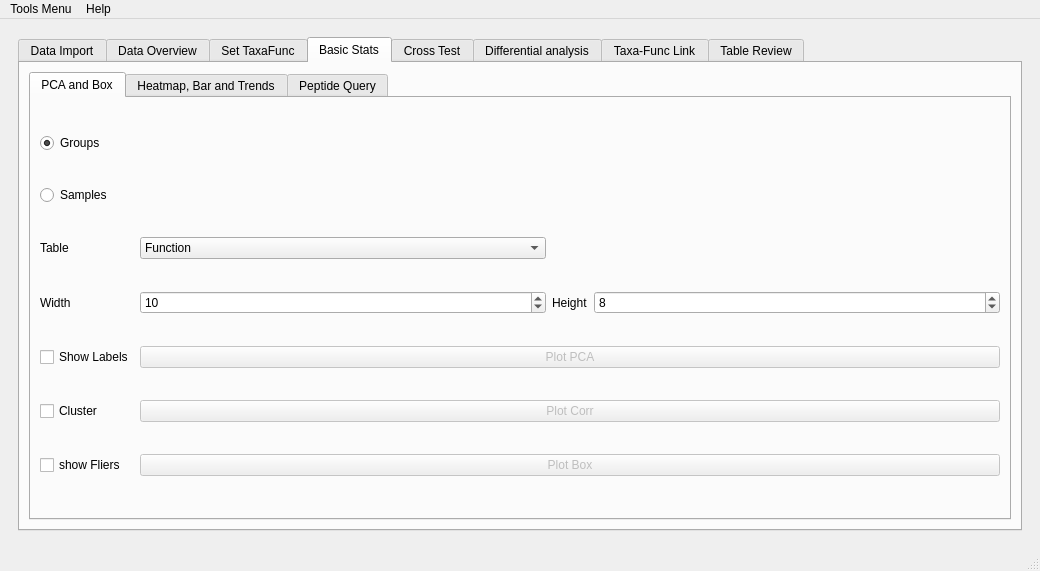
First picture: the form in utils/MetaX_GUI/MainWindow.ui, repository byemaxx/MetaX, before the edit.
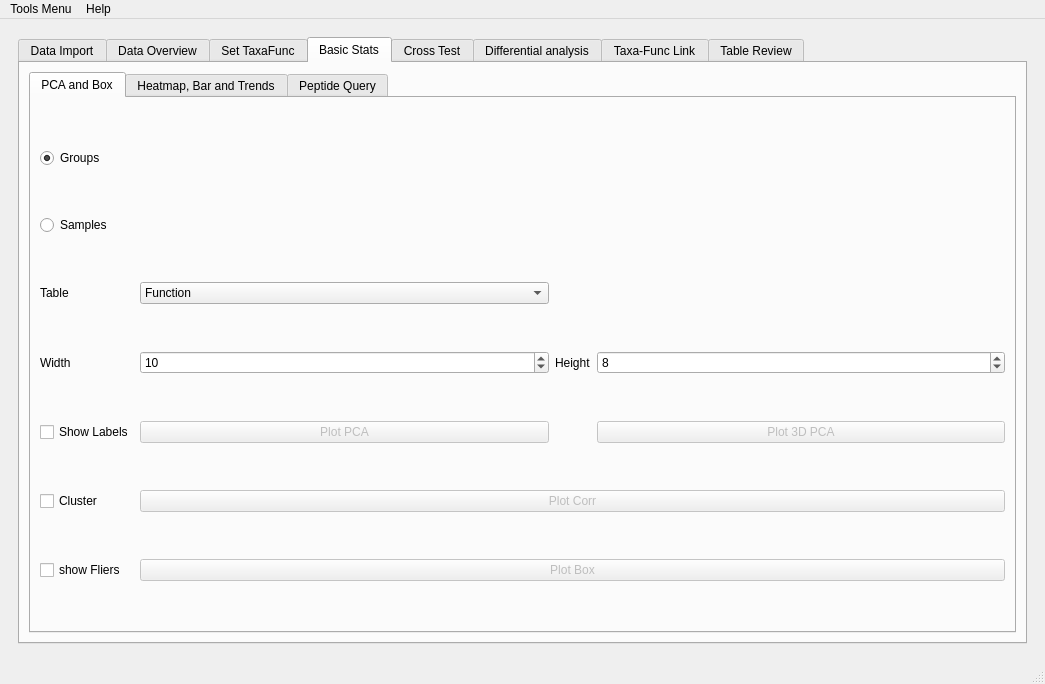
Second picture: the form after the edit. The open tabs and pages were chosen to show the change.

Commit message: modified:   utils/GUI.py     add 3d pca plot     add sort group by name before basic plot when choose group 	modified:   utils/MetaX_GUI/MainWindow.ui 	modified:   utils/MetaX_GUI/Ui_MainWindow.py 	new file:   utils/taxaFuncPloter/pca_plot_js.py

```diff
--- a/utils/MetaX_GUI/MainWindow.ui
+++ b/utils/MetaX_GUI/MainWindow.ui
@@ -6,8 +6,8 @@
    <rect>
     <x>0</x>
     <y>0</y>
-    <width>940</width>
-    <height>514</height>
+    <width>1045</width>
+    <height>684</height>
    </rect>
   </property>
   <property name="sizePolicy">
@@ -1064,22 +1064,6 @@
                   </item>
                  </widget>
                 </item>
-                <item row="4" column="1" colspan="3">
-                 <widget class="QPushButton" name="pushButton_plot_pca_sns">
-                  <property name="enabled">
-                   <bool>false</bool>
-                  </property>
-                  <property name="sizePolicy">
-                   <sizepolicy hsizetype="Preferred" vsizetype="Fixed">
-                    <horstretch>0</horstretch>
-                    <verstretch>0</verstretch>
-                   </sizepolicy>
-                  </property>
-                  <property name="text">
-                   <string>Plot PCA</string>
-                  </property>
-                 </widget>
-                </item>
                 <item row="5" column="1" colspan="3">
                  <widget class="QPushButton" name="pushButton_plot_corr">
                   <property name="enabled">
@@ -1100,6 +1084,32 @@
                   </property>
                  </widget>
                 </item>
+                <item row="4" column="3">
+                 <widget class="QPushButton" name="pushButton_plot_pca_js">
+                  <property name="enabled">
+                   <bool>false</bool>
+                  </property>
+                  <property name="text">
+                   <string>Plot 3D PCA</string>
+                  </property>
+                 </widget>
+                </item>
+                <item row="4" column="1">
+                 <widget class="QPushButton" name="pushButton_plot_pca_sns">
+                  <property name="enabled">
+                   <bool>false</bool>
+                  </property>
+                  <property name="sizePolicy">
+                   <sizepolicy hsizetype="Preferred" vsizetype="Fixed">
+                    <horstretch>0</horstretch>
+                    <verstretch>0</verstretch>
+                   </sizepolicy>
+                  </property>
+                  <property name="text">
+                   <string>Plot PCA</string>
+                  </property>
+                 </widget>
+                </item>
                </layout>
               </widget>
               <widget class="QWidget" name="tab_13">
@@ -4827,8 +4837,8 @@
     <rect>
      <x>0</x>
      <y>0</y>
-     <width>940</width>
-     <height>22</height>
+     <width>1045</width>
+     <height>21</height>
     </rect>
    </property>
    <widget class="QMenu" name="menuTools">
```
Left out of the diff: 8 changed lines with no effect on the pictures. The commit also changes 3 other files.
